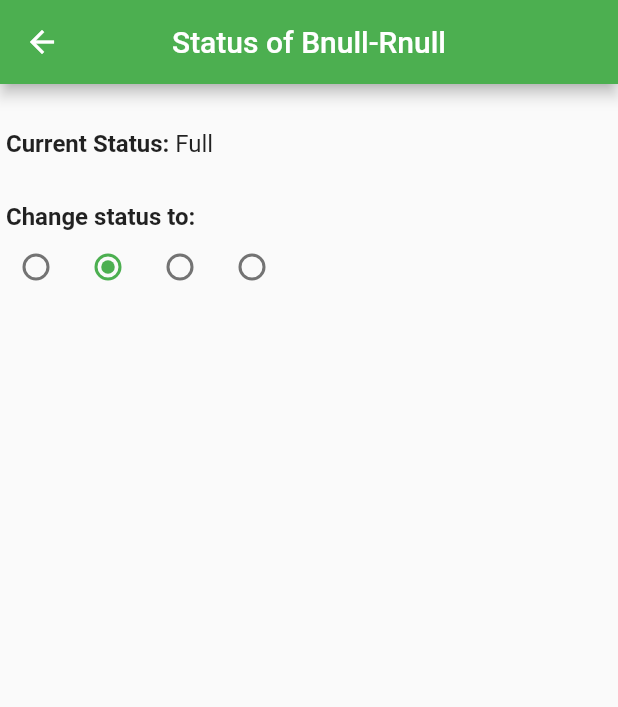
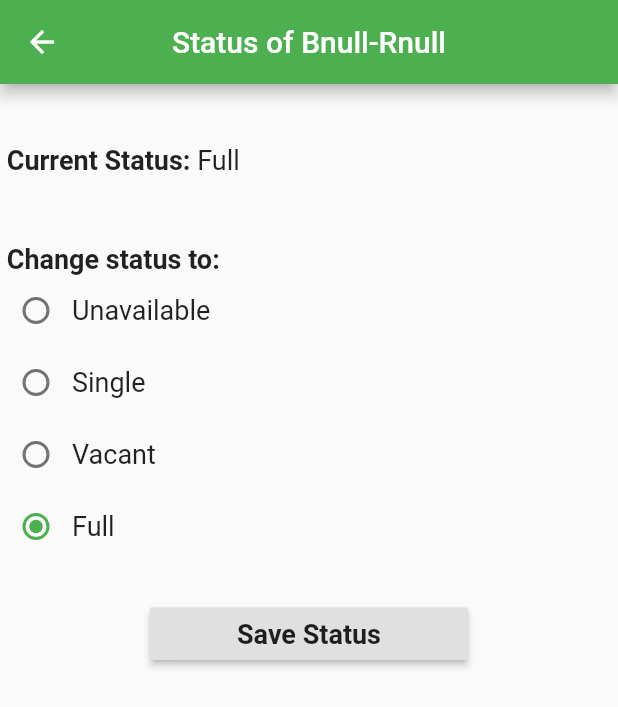
Before and after one commit to AbdulazizSaud94/swe418, a Flutter app: the ChangeRoomStatus screen opened directly, on a phone screen of 412 x 824 dp. Shown: the top 707 px of the screen. Run offline on Flutter 3.47's test engine with Material 2 defaults, Android fonts, the phone set to English and light mode, and no system bars; our stand-ins replace cloud_firestore, firebase_auth, firebase_messaging, firebase_storage, font_awesome_flutter, image_picker; missing offline and left inert: map_view; accounts and stored records are empty; statements that could not run were skipped.

Commit message:
finished upadte room status

```diff
--- a/lib/Screens/Housing/ChangeRoomStatus.dart
+++ b/lib/Screens/Housing/ChangeRoomStatus.dart
@@ -53,7 +53,7 @@ class ChangeRoomStatusState extends State<ChangeRoomStatus> {
       body: ListView(
         children: <Widget>[
           SizedBox(
-            height: 30,
+            height: 40,
           ),
           Row(
             children: <Widget>[
@@ -61,25 +61,25 @@ class ChangeRoomStatusState extends State<ChangeRoomStatus> {
                 ' Current Status: ',
                 style: TextStyle(
                   fontWeight: FontWeight.bold,
-                  fontSize: 16,
+                  fontSize: 18,
                 ),
               ),
               Text(
                 roomStatus,
                 style: TextStyle(
-                  fontSize: 16,
+                  fontSize: 18,
                 ),
               ),
             ],
           ),
           SizedBox(
-            height: 30,
+            height: 45,
           ),
           Text(
             ' Change status to: ',
             style: TextStyle(
               fontWeight: FontWeight.bold,
-              fontSize: 16,
+              fontSize: 18,
             ),
           ),
           Row(
@@ -89,43 +89,115 @@ class ChangeRoomStatusState extends State<ChangeRoomStatus> {
                 groupValue: roomStatus,
                 onChanged: (String val) => valueRadio(val),
               ),
+              Text(
+                'Unavailable',
+                style: TextStyle(
+                  fontSize: 18,
+                ),
+              ),
+            ],
+          ),
+          Row(
+            children: <Widget>[
+              Radio(
+                value: 'Single',
+                groupValue: roomStatus,
+                onChanged: (String val) => valueRadio(val),
+              ),
+              Text(
+                'Single',
+                style: TextStyle(
+                  fontSize: 18,
+                ),
+              ),
+            ],
+          ),
+          Row(
+            children: <Widget>[
+              Radio(
+                value: 'Vacant',
+                groupValue: roomStatus,
+                onChanged: (String val) => valueRadio(val),
+              ),
+              Text(
+                'Vacant',
+                style: TextStyle(
+                  fontSize: 18,
+                ),
+              ),
+            ],
+          ),
+          Row(
+            children: <Widget>[
               Radio(
                 value: 'Full',
                 groupValue: roomStatus,
-                onChanged:  (String val) => valueRadio(val),
+                onChanged: (String val) => valueRadio(val),
               ),
-              Radio(
-                value: 'Vacant',
-                groupValue: roomStatus,
-                onChanged:  (String val) => valueRadio(val),
-              ),
-              Radio(
-                value: 'Single',
-                groupValue: roomStatus,
-                onChanged:  (String val) => valueRadio(val),
+              Text(
+                'Full',
+                style: TextStyle(
+                  fontSize: 18,
+                ),
               ),
             ],
+          ),
+          SizedBox(
+            height: 30,
+          ),
+          Container(
+            padding: EdgeInsets.fromLTRB(100, 0, 100, 0),
+            height: 35,
+            width: 80,
+            child: RaisedButton(
+                child: Text(
+                  'Save Status',
+                  style: TextStyle(
+                    fontWeight: FontWeight.bold,
+                    color: Colors.black87,
+                    fontSize: 18,
+                  ),
+                ),
+                onPressed: () {
+                  _handlePressed();
+                }),
           ),
         ],
       ),
     );
   }
 
+  void _handlePressed() {
+    confirmDialog(context).then((bool value) async {
+      await Firestore.instance
+          .collection('Room')
+          .document('${widget.buildingNumber}-${widget.roomNumber}')
+          .updateData({
+        'room_status': roomStatus,
+      });
+      Navigator.pushReplacement(
+        context,
+        MaterialPageRoute(
+          builder: (context) => HViewRoom(
+                buildingNumber: widget.buildingNumber,
+                roomNumber: widget.roomNumber,
+              ),
+        ),
+      );
+    });
+  }
+
   void valueRadio(String val) {
     setState(() {
       if (val == 'Unavailable') {
         roomStatus = 'Unavailable';
-      }
-      else if (val == 'Full') {
+      } else if (val == 'Full') {
         roomStatus = 'Full';
-      }
-      else if (val == 'Vacant') {
+      } else if (val == 'Vacant') {
         roomStatus = 'Vacant';
-      }
-      else {
+      } else {
         roomStatus = 'Single';
       }
-
     });
   }
 
@@ -135,7 +207,7 @@ class ChangeRoomStatusState extends State<ChangeRoomStatus> {
         barrierDismissible: false,
         builder: (BuildContext context) {
           return new AlertDialog(
-            title: new Text("Confirm assigning student to this room?"),
+            title: new Text("Confirm upadting this room status?"),
             actions: <Widget>[
               new FlatButton(
                 child: Text("Yes"),
--- a/lib/Screens/Housing/HViewRoom.dart
+++ b/lib/Screens/Housing/HViewRoom.dart
@@ -268,7 +268,7 @@ class HViewRoomState extends State<HViewRoom> {
                             if( roomStatus == 'Full'){
                               final snackBar = SnackBar(
                                 content: Text(
-                                  'Error, this room is Full!',
+                                  'Error, this room status is Full!',
                                   style: TextStyle(
                                     fontSize: 18.0,
                                   ),
@@ -281,7 +281,7 @@ class HViewRoomState extends State<HViewRoom> {
                             else if(roomStatus == 'Single'){
                               final snackBar = SnackBar(
                                 content: Text(
-                                  'Error, this room is Single!',
+                                  'Error, this room satatus is Single!',
                                   style: TextStyle(
                                     fontSize: 18.0,
                                   ),
```
